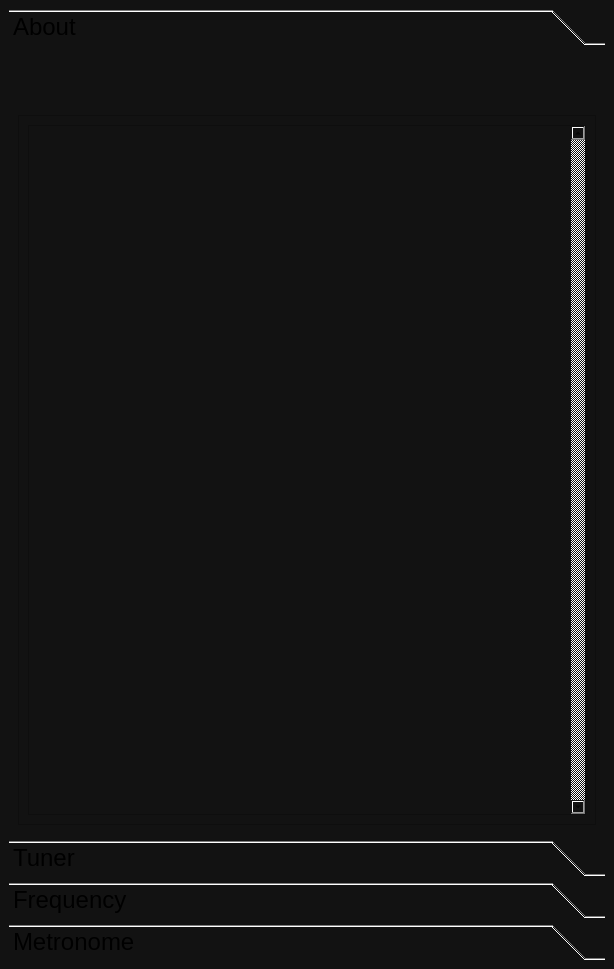
Above: mainwindow.ui from DjamesSuhanko/Musicool before the change. Below: the same form after it.
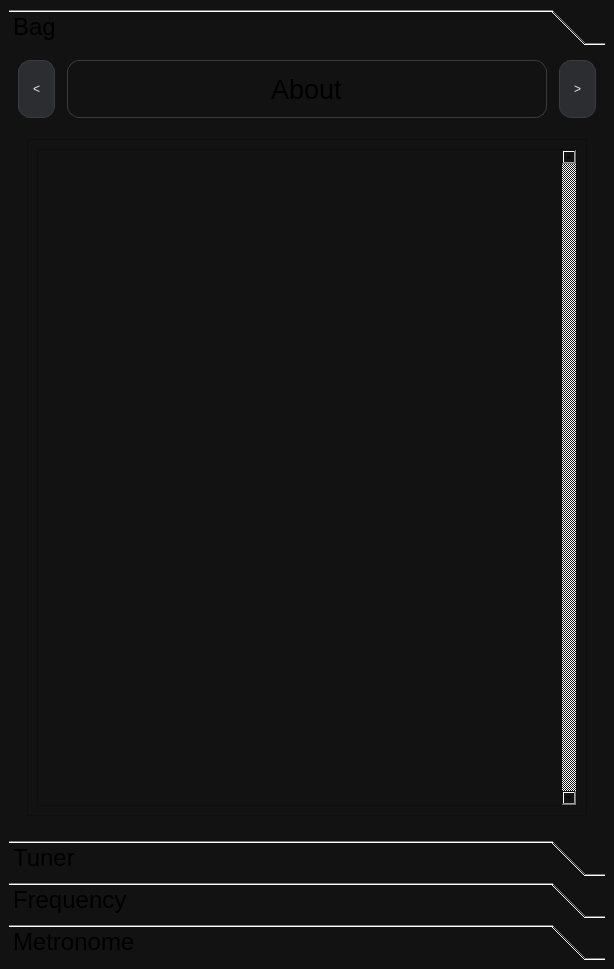
That is the form after the change. The open tabs and pages were chosen to show the change. Custom widgets are drawn as their Qt base class.

Commit message: IMPLEMENTATION: BAG

What changed in the file:
```diff
--- a/mainwindow.ui
+++ b/mainwindow.ui
@@ -62,11 +62,14 @@
           </rect>
          </property>
          <attribute name="label">
-          <string>About</string>
+          <string>Bag</string>
          </attribute>
          <layout class="QGridLayout" name="gridLayout_4">
           <item row="0" column="0">
            <layout class="QVBoxLayout" name="verticalLayout">
+            <property name="spacing">
+             <number>0</number>
+            </property>
             <item>
              <layout class="QVBoxLayout" name="verticalLayout_10">
               <property name="spacing">
@@ -76,9 +79,27 @@
                <enum>QLayout::SizeConstraint::SetMaximumSize</enum>
               </property>
               <item>
-               <widget class="QLabel" name="labelMusicool">
+               <layout class="QHBoxLayout" name="horizontalLayout_2">
+                <property name="sizeConstraint">
+                 <enum>QLayout::SizeConstraint::SetMaximumSize</enum>
+                </property>
+                <item>
+                 <widget class="QPushButton" name="pushButton_stackBack">
+                  <property name="minimumSize">
+                   <size>
+                    <width>0</width>
+                    <height>0</height>
+                   </size>
+                  </property>
+                  <property name="text">
+                   <string>&lt;</string>
+                  </property>
+                 </widget>
+                </item>
+                <item>
+                 <widget class="QLineEdit" name="lineEdit_titles">
                 <property name="sizePolicy">
-                 <sizepolicy hsizetype="Preferred" vsizetype="Minimum">
+                   <sizepolicy hsizetype="Expanding" vsizetype="Minimum">
                   <horstretch>0</horstretch>
                   <verstretch>0</verstretch>
                  </sizepolicy>
@@ -86,7 +107,7 @@
                 <property name="minimumSize">
                  <size>
                   <width>0</width>
-                  <height>10</height>
+                    <height>0</height>
                  </size>
                 </property>
                 <property name="maximumSize">
@@ -97,13 +118,17 @@
                 </property>
                 <property name="font">
                  <font>
-                  <pointsize>28</pointsize>
-                  <italic>true</italic>
-                  <bold>true</bold>
-                 </font>
-                </property>
+                    <pointsize>20</pointsize>
+                   </font>
+                  </property>
+                  <property name="inputMethodHints">
+                   <set>Qt::InputMethodHint::ImhNone</set>
+                  </property>
                 <property name="text">
-                 <string/>
+                   <string>About</string>
+                  </property>
+                  <property name="maxLength">
+                   <number>40</number>
                 </property>
                 <property name="alignment">
                  <set>Qt::AlignmentFlag::AlignCenter</set>
@@ -111,6 +136,30 @@
                </widget>
               </item>
               <item>
+                 <widget class="QPushButton" name="pushButton_stackNext">
+                  <property name="minimumSize">
+                   <size>
+                    <width>0</width>
+                    <height>0</height>
+                   </size>
+                  </property>
+                  <property name="text">
+                   <string>&gt;</string>
+                  </property>
+                 </widget>
+                </item>
+               </layout>
+              </item>
+              <item>
+               <widget class="QStackedWidget" name="stackWidget">
+                <property name="currentIndex">
+                 <number>0</number>
+                </property>
+                <widget class="QWidget" name="about">
+                 <layout class="QGridLayout" name="gridLayout_7">
+                  <item row="0" column="0">
+                   <layout class="QVBoxLayout" name="verticalLayout_3">
+                    <item>
                <widget class="QFrame" name="frame_about">
                 <property name="sizePolicy">
                  <sizepolicy hsizetype="Preferred" vsizetype="Expanding">
@@ -145,6 +194,13 @@
                   </widget>
                  </item>
                 </layout>
+                     </widget>
+                    </item>
+                   </layout>
+                  </item>
+                 </layout>
+                </widget>
+                <widget class="QWidget" name="claves"/>
                </widget>
               </item>
              </layout>
```
Left out of the diff: 2 changed lines with no effect on the pictures. Lines whose indentation alone changed are shown as unchanged. The commit also changes 2 other files.
